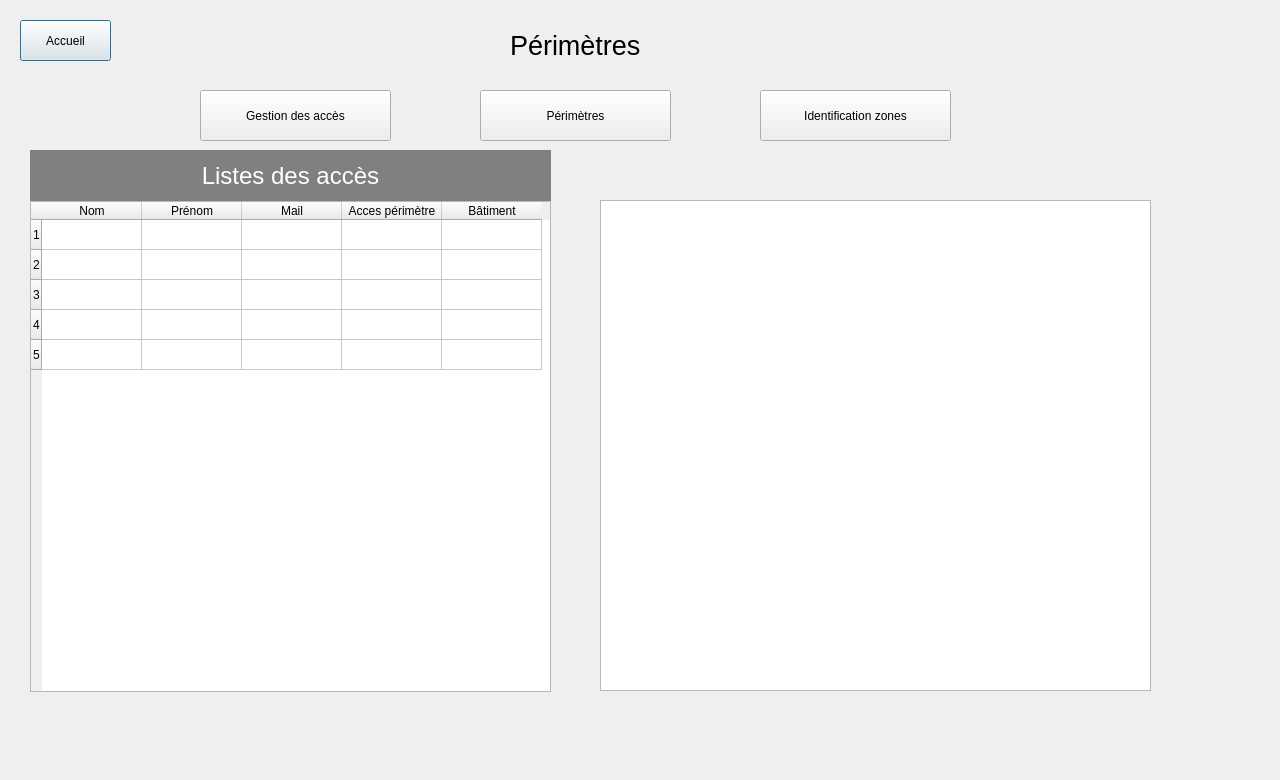
simzrch/Projet_Entremont, file Projet_Ajour/perimetres.ui: the form before one commit.
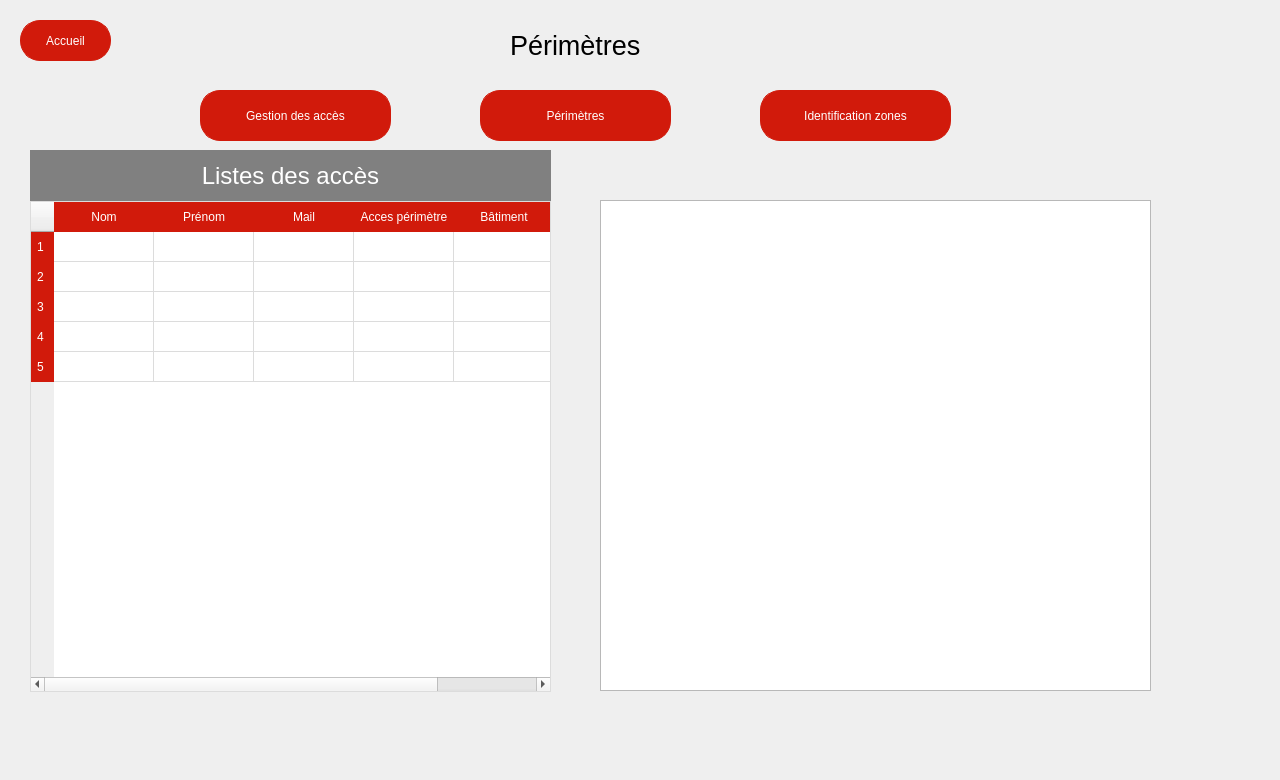
The form after the commit.

Commit message: modification de l'interface graphique

The edit to the form file:
```diff
--- a/Projet_Ajour/perimetres.ui
+++ b/Projet_Ajour/perimetres.ui
@@ -13,6 +13,37 @@
   <property name="windowTitle">
    <string>Dialog</string>
   </property>
+  <property name="styleSheet">
+   <string notr="true">
+    QPushButton {
+        background-color: #D11A0B;
+        color: white;
+        border-radius: 20px;
+        padding: 0px;
+        border: 1px solid #D11A0B;
+        font-size: 12px;
+    }
+    QPushButton:hover {
+        background-color: #FFFFFF;
+        color: #D11A0B;
+    }
+    QPushButton:pressed {
+        background-color: #FFFFFF;
+        color: #D11A0B;
+    }
+    QTableWidget {
+        background-color: #FFFFFF;
+        border: 1px solid #dcdcdc;
+        gridline-color: #dcdcdc;
+    }
+    QTableWidget QHeaderView::section {
+        background-color: #D11A0B;
+        color: #FFFFFF;
+        padding: 5px;
+        border: 1px solid #D11A0B;
+    }
+   </string>
+  </property>
   <widget class="QPushButton" name="ButtonAccueil">
    <property name="geometry">
     <rect>
```
The commit also changes 3 other files.
